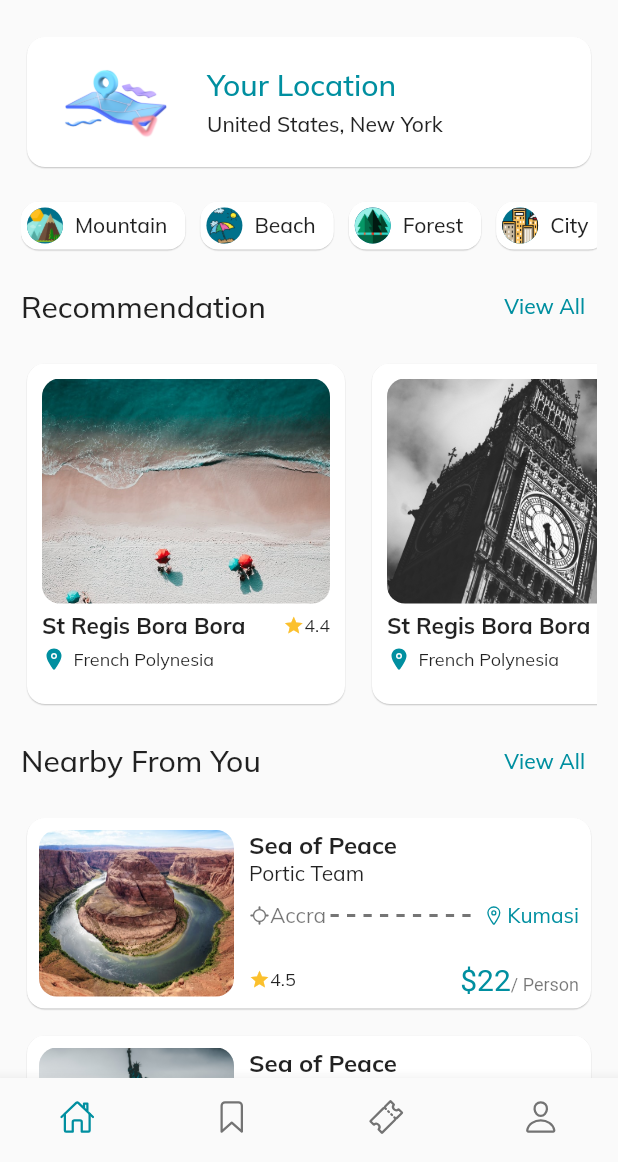
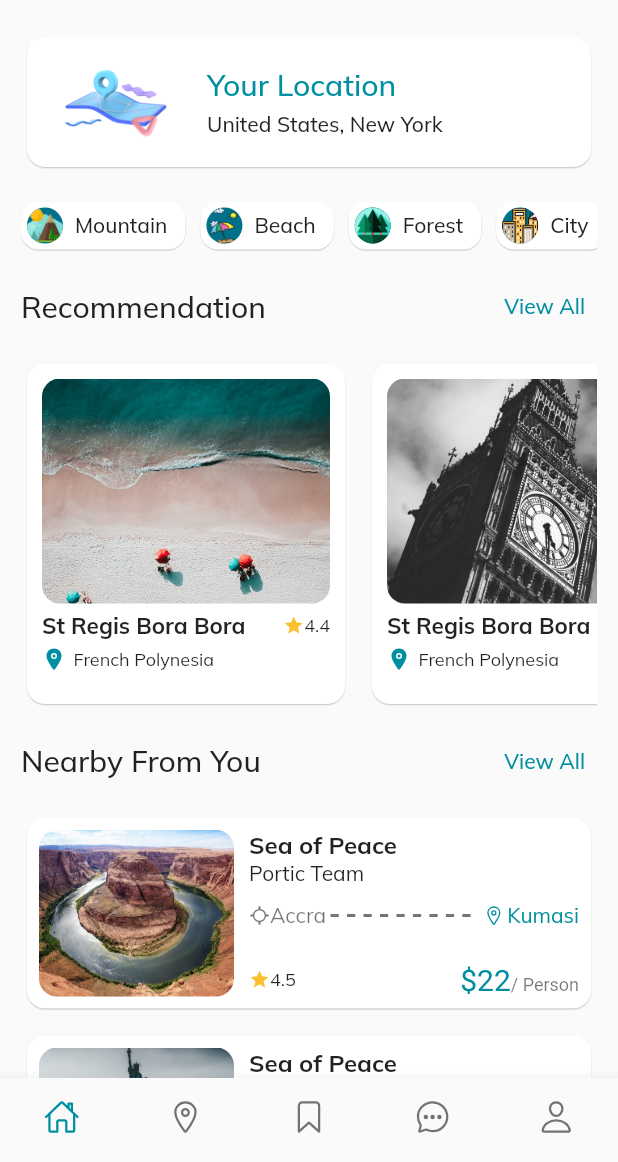
Before and after one commit to chalaniS/wonderSL_Flutter, a Flutter app: the HomePage screen opened directly, on a phone screen of 412 x 824 dp, the part 74-1236 px from its top. Run offline on Flutter 3.47's test engine with Material 2 defaults, Android fonts, the phone set to English and light mode, and no system bars; our stand-ins replace firebase_core, google_fonts, ionicons; accounts and stored records are empty.

Commit message:
nav bar was updated

```diff
--- /dev/null
+++ b/lib/components/nav_bottom.dart
@@ -0,0 +1,37 @@
+import 'package:flutter/material.dart';
+import 'package:ionicons/ionicons.dart';
+
+class bottomNavigationBar extends StatelessWidget {
+  const bottomNavigationBar({Key? key}) : super(key: key);
+
+  @override
+  Widget build(BuildContext context) {
+    return BottomNavigationBar(
+      type: BottomNavigationBarType.fixed,
+      showSelectedLabels: false,
+      showUnselectedLabels: false,
+      items: const [
+        BottomNavigationBarItem(
+          icon: Icon(Ionicons.home_outline),
+          label: "Home",
+        ),
+        BottomNavigationBarItem(
+          icon: Icon(Ionicons.location_outline),
+          label: "Map",
+        ),
+        BottomNavigationBarItem(
+          icon: Icon(Ionicons.bookmark_outline),
+          label: "Bookmark",
+        ),
+        BottomNavigationBarItem(
+          icon: Icon(Ionicons.chatbubble_ellipses_outline), // Correct icon name
+          label: "Messenger",
+        ),
+        BottomNavigationBarItem(
+          icon: Icon(Ionicons.person_outline),
+          label: "Profile",
+        ),
+      ],
+    );
+  }
+}
--- a/lib/pages/home_page.dart
+++ b/lib/pages/home_page.dart
@@ -1,6 +1,7 @@
 import 'package:flutter/material.dart';
 import 'package:ionicons/ionicons.dart';
 
+import '../components/nav_bottom.dart';
 import '../widgets/custom_icon_button.dart';
 import '../widgets/location_card.dart';
 import '../widgets/nearby_places.dart';
@@ -78,29 +79,7 @@ class HomePage extends StatelessWidget {
           const NearbyPlaces(),
         ],
       ),
-      bottomNavigationBar: BottomNavigationBar(
-        type: BottomNavigationBarType.fixed,
-        showSelectedLabels: false,
-        showUnselectedLabels: false,
-        items: const [
-          BottomNavigationBarItem(
-            icon: Icon(Ionicons.home_outline),
-            label: "Home",
-          ),
-          BottomNavigationBarItem(
-            icon: Icon(Ionicons.bookmark_outline),
-            label: "Bookmark",
-          ),
-          BottomNavigationBarItem(
-            icon: Icon(Ionicons.ticket_outline),
-            label: "Ticket",
-          ),
-          BottomNavigationBarItem(
-            icon: Icon(Ionicons.person_outline),
-            label: "Profile",
-          )
-        ],
-      ),
+      bottomNavigationBar: const bottomNavigationBar(),
     );
   }
 }
```
